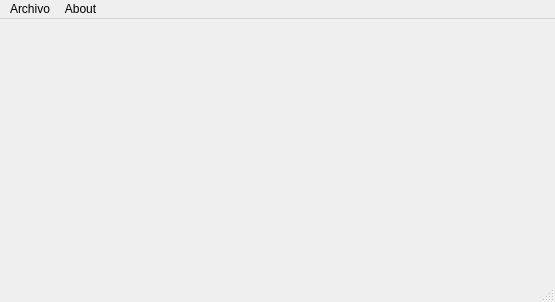
Above: UI/mainWindows.ui from acs-um/mp3TagEditor before the change. Below: the same form after it.
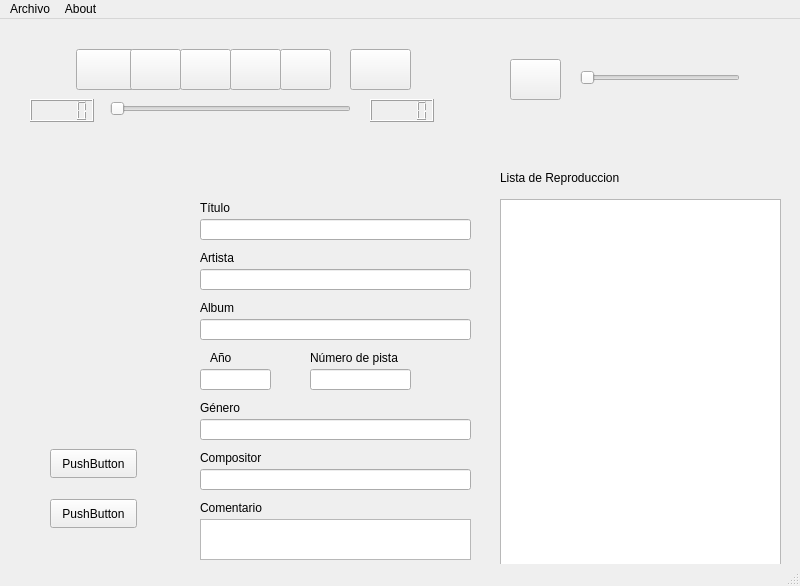
That is the form after the change. Icons and pictures are not drawn.

Patch:
```diff
--- a/UI/mainWindows.ui
+++ b/UI/mainWindows.ui
@@ -6,20 +6,521 @@
    <rect>
     <x>0</x>
     <y>0</y>
-    <width>555</width>
-    <height>302</height>
+    <width>800</width>
+    <height>586</height>
    </rect>
   </property>
+  <property name="maximumSize">
+   <size>
+    <width>16777215</width>
+    <height>16777115</height>
+   </size>
+  </property>
   <property name="windowTitle">
    <string>MainWindow</string>
   </property>
-  <widget class="QWidget" name="centralwidget"/>
+  <property name="iconSize">
+   <size>
+    <width>32</width>
+    <height>32</height>
+   </size>
+  </property>
+  <widget class="QWidget" name="centralwidget">
+   <widget class="QPushButton" name="btnPrev">
+    <property name="geometry">
+     <rect>
+      <x>76</x>
+      <y>30</y>
+      <width>61</width>
+      <height>41</height>
+     </rect>
+    </property>
+    <property name="text">
+     <string/>
+    </property>
+    <property name="icon">
+     <iconset resource="images.qrc">
+      <normaloff>:/iconos/images/media-skip-forward-rtl.png</normaloff>:/iconos/images/media-skip-forward-rtl.png</iconset>
+    </property>
+    <property name="iconSize">
+     <size>
+      <width>32</width>
+      <height>32</height>
+     </size>
+    </property>
+   </widget>
+   <widget class="QPushButton" name="btnPlay">
+    <property name="geometry">
+     <rect>
+      <x>130</x>
+      <y>30</y>
+      <width>51</width>
+      <height>41</height>
+     </rect>
+    </property>
+    <property name="text">
+     <string/>
+    </property>
+    <property name="icon">
+     <iconset resource="images.qrc">
+      <normaloff>:/iconos/images/media-playback-start.png</normaloff>:/iconos/images/media-playback-start.png</iconset>
+    </property>
+    <property name="iconSize">
+     <size>
+      <width>32</width>
+      <height>32</height>
+     </size>
+    </property>
+   </widget>
+   <widget class="QPushButton" name="btnNext">
+    <property name="geometry">
+     <rect>
+      <x>280</x>
+      <y>30</y>
+      <width>51</width>
+      <height>41</height>
+     </rect>
+    </property>
+    <property name="text">
+     <string/>
+    </property>
+    <property name="icon">
+     <iconset resource="images.qrc">
+      <normaloff>:/iconos/images/media-skip-forward.png</normaloff>:/iconos/images/media-skip-forward.png</iconset>
+    </property>
+    <property name="iconSize">
+     <size>
+      <width>32</width>
+      <height>32</height>
+     </size>
+    </property>
+   </widget>
+   <widget class="QPushButton" name="btnPause">
+    <property name="geometry">
+     <rect>
+      <x>180</x>
+      <y>30</y>
+      <width>51</width>
+      <height>41</height>
+     </rect>
+    </property>
+    <property name="text">
+     <string/>
+    </property>
+    <property name="icon">
+     <iconset resource="images.qrc">
+      <normaloff>:/iconos/images/media-playback-pause.png</normaloff>:/iconos/images/media-playback-pause.png</iconset>
+    </property>
+    <property name="iconSize">
+     <size>
+      <width>32</width>
+      <height>32</height>
+     </size>
+    </property>
+   </widget>
+   <widget class="QPushButton" name="btnRandom">
+    <property name="geometry">
+     <rect>
+      <x>350</x>
+      <y>30</y>
+      <width>61</width>
+      <height>41</height>
+     </rect>
+    </property>
+    <property name="text">
+     <string/>
+    </property>
+    <property name="icon">
+     <iconset resource="images.qrc">
+      <normaloff>:/iconos/images/media-playlist-shuffle.png</normaloff>:/iconos/images/media-playlist-shuffle.png</iconset>
+    </property>
+    <property name="iconSize">
+     <size>
+      <width>32</width>
+      <height>32</height>
+     </size>
+    </property>
+   </widget>
+   <widget class="QLCDNumber" name="lcdCurrentTime">
+    <property name="geometry">
+     <rect>
+      <x>30</x>
+      <y>80</y>
+      <width>64</width>
+      <height>23</height>
+     </rect>
+    </property>
+   </widget>
+   <widget class="QLCDNumber" name="lcdDuration">
+    <property name="geometry">
+     <rect>
+      <x>370</x>
+      <y>80</y>
+      <width>64</width>
+      <height>23</height>
+     </rect>
+    </property>
+   </widget>
+   <widget class="QSlider" name="progressTimeBar">
+    <property name="geometry">
+     <rect>
+      <x>110</x>
+      <y>80</y>
+      <width>241</width>
+      <height>20</height>
+     </rect>
+    </property>
+    <property name="orientation">
+     <enum>Qt::Horizontal</enum>
+    </property>
+   </widget>
+   <widget class="QPushButton" name="btnVolume">
+    <property name="geometry">
+     <rect>
+      <x>510</x>
+      <y>40</y>
+      <width>51</width>
+      <height>41</height>
+     </rect>
+    </property>
+    <property name="text">
+     <string/>
+    </property>
+    <property name="icon">
+     <iconset resource="images.qrc">
+      <normaloff>:/iconos/images/audio-volume-medium.png</normaloff>:/iconos/images/audio-volume-medium.png</iconset>
+    </property>
+    <property name="iconSize">
+     <size>
+      <width>32</width>
+      <height>32</height>
+     </size>
+    </property>
+   </widget>
+   <widget class="QListWidget" name="listWidget">
+    <property name="geometry">
+     <rect>
+      <x>500</x>
+      <y>180</y>
+      <width>281</width>
+      <height>381</height>
+     </rect>
+    </property>
+   </widget>
+   <widget class="QLabel" name="lblListTitle">
+    <property name="geometry">
+     <rect>
+      <x>500</x>
+      <y>150</y>
+      <width>131</width>
+      <height>17</height>
+     </rect>
+    </property>
+    <property name="text">
+     <string>Lista de Reproduccion</string>
+    </property>
+   </widget>
+   <widget class="QLabel" name="imgCover">
+    <property name="geometry">
+     <rect>
+      <x>20</x>
+      <y>180</y>
+      <width>141</width>
+      <height>121</height>
+     </rect>
+    </property>
+    <property name="text">
+     <string/>
+    </property>
+    <property name="pixmap">
+     <pixmap>../../../../../Imágenes/China_Jiuzhaigou_park_Parks_Lake_Mountains_Autumn_530368_1366x768.jpg</pixmap>
+    </property>
+   </widget>
+   <widget class="QLineEdit" name="titleEdit">
+    <property name="geometry">
+     <rect>
+      <x>200</x>
+      <y>200</y>
+      <width>271</width>
+      <height>21</height>
+     </rect>
+    </property>
+   </widget>
+   <widget class="QLineEdit" name="artistEdit">
+    <property name="geometry">
+     <rect>
+      <x>200</x>
+      <y>250</y>
+      <width>271</width>
+      <height>21</height>
+     </rect>
+    </property>
+   </widget>
+   <widget class="QLabel" name="lblTitle">
+    <property name="geometry">
+     <rect>
+      <x>200</x>
+      <y>180</y>
+      <width>54</width>
+      <height>17</height>
+     </rect>
+    </property>
+    <property name="text">
+     <string>Título</string>
+    </property>
+   </widget>
+   <widget class="QLabel" name="lblArtist">
+    <property name="geometry">
+     <rect>
+      <x>200</x>
+      <y>230</y>
+      <width>54</width>
+      <height>17</height>
+     </rect>
+    </property>
+    <property name="text">
+     <string>Artista</string>
+    </property>
+   </widget>
+   <widget class="QLabel" name="lblYear">
+    <property name="geometry">
+     <rect>
+      <x>210</x>
+      <y>330</y>
+      <width>54</width>
+      <height>17</height>
+     </rect>
+    </property>
+    <property name="text">
+     <string>Año</string>
+    </property>
+   </widget>
+   <widget class="QLineEdit" name="yearEdit">
+    <property name="geometry">
+     <rect>
+      <x>200</x>
+      <y>350</y>
+      <width>71</width>
+      <height>21</height>
+     </rect>
+    </property>
+   </widget>
+   <widget class="QLabel" name="lblAlbum">
+    <property name="geometry">
+     <rect>
+      <x>200</x>
+      <y>280</y>
+      <width>54</width>
+      <height>17</height>
+     </rect>
+    </property>
+    <property name="text">
+     <string>Album</string>
+    </property>
+   </widget>
+   <widget class="QLineEdit" name="albumEdit">
+    <property name="geometry">
+     <rect>
+      <x>200</x>
+      <y>300</y>
+      <width>271</width>
+      <height>21</height>
+     </rect>
+    </property>
+   </widget>
+   <widget class="QLabel" name="lblComposer">
+    <property name="geometry">
+     <rect>
+      <x>200</x>
+      <y>430</y>
+      <width>71</width>
+      <height>17</height>
+     </rect>
+    </property>
+    <property name="text">
+     <string>Compositor</string>
+    </property>
+   </widget>
+   <widget class="QLabel" name="lblGenre">
+    <property name="geometry">
+     <rect>
+      <x>200</x>
+      <y>380</y>
+      <width>54</width>
+      <height>17</height>
+     </rect>
+    </property>
+    <property name="text">
+     <string>Género</string>
+    </property>
+   </widget>
+   <widget class="QLabel" name="lblComment">
+    <property name="geometry">
+     <rect>
+      <x>200</x>
+      <y>480</y>
+      <width>71</width>
+      <height>17</height>
+     </rect>
+    </property>
+    <property name="text">
+     <string>Comentario</string>
+    </property>
+   </widget>
+   <widget class="QLineEdit" name="genreEdit">
+    <property name="geometry">
+     <rect>
+      <x>200</x>
+      <y>400</y>
+      <width>271</width>
+      <height>21</height>
+     </rect>
+    </property>
+   </widget>
+   <widget class="QLineEdit" name="composerEdit">
+    <property name="geometry">
+     <rect>
+      <x>200</x>
+      <y>450</y>
+      <width>271</width>
+      <height>21</height>
+     </rect>
+    </property>
+   </widget>
+   <widget class="QPushButton" name="btnEdit">
+    <property name="geometry">
+     <rect>
+      <x>50</x>
+      <y>430</y>
+      <width>87</width>
+      <height>29</height>
+     </rect>
+    </property>
+    <property name="text">
+     <string>PushButton</string>
+    </property>
+   </widget>
+   <widget class="QPushButton" name="btnSave">
+    <property name="geometry">
+     <rect>
+      <x>50</x>
+      <y>480</y>
+      <width>87</width>
+      <height>29</height>
+     </rect>
+    </property>
+    <property name="text">
+     <string>PushButton</string>
+    </property>
+   </widget>
+   <widget class="QTextEdit" name="commentEdit">
+    <property name="geometry">
+     <rect>
+      <x>200</x>
+      <y>500</y>
+      <width>271</width>
+      <height>41</height>
+     </rect>
+    </property>
+   </widget>
+   <widget class="QLineEdit" name="trackEdit">
+    <property name="geometry">
+     <rect>
+      <x>310</x>
+      <y>350</y>
+      <width>101</width>
+      <height>21</height>
+     </rect>
+    </property>
+   </widget>
+   <widget class="QLabel" name="lblTrack">
+    <property name="geometry">
+     <rect>
+      <x>310</x>
+      <y>330</y>
+      <width>101</width>
+      <height>17</height>
+     </rect>
+    </property>
+    <property name="text">
+     <string>Número de pista</string>
+    </property>
+   </widget>
+   <widget class="QPushButton" name="btnStop">
+    <property name="geometry">
+     <rect>
+      <x>230</x>
+      <y>30</y>
+      <width>51</width>
+      <height>41</height>
+     </rect>
+    </property>
+    <property name="text">
+     <string/>
+    </property>
+    <property name="icon">
+     <iconset resource="images.qrc">
+      <normaloff>:/iconos/images/media-playback-stop.png</normaloff>:/iconos/images/media-playback-stop.png</iconset>
+    </property>
+    <property name="iconSize">
+     <size>
+      <width>32</width>
+      <height>32</height>
+     </size>
+    </property>
+   </widget>
+   <widget class="QSlider" name="volumeSlider">
+    <property name="geometry">
+     <rect>
+      <x>580</x>
+      <y>50</y>
+      <width>160</width>
+      <height>17</height>
+     </rect>
+    </property>
+    <property name="orientation">
+     <enum>Qt::Horizontal</enum>
+    </property>
+   </widget>
+   <zorder>btnPrev</zorder>
+   <zorder>btnPlay</zorder>
+   <zorder>btnNext</zorder>
+   <zorder>btnPause</zorder>
+   <zorder>btnRandom</zorder>
+   <zorder>lcdCurrentTime</zorder>
+   <zorder>lcdDuration</zorder>
+   <zorder>progressTimeBar</zorder>
+   <zorder>btnVolume</zorder>
+   <zorder>listWidget</zorder>
+   <zorder>imgCover</zorder>
+   <zorder>titleEdit</zorder>
+   <zorder>artistEdit</zorder>
+   <zorder>lblTitle</zorder>
+   <zorder>lblArtist</zorder>
+   <zorder>lblYear</zorder>
+   <zorder>yearEdit</zorder>
+   <zorder>lblAlbum</zorder>
+   <zorder>albumEdit</zorder>
+   <zorder>lblComposer</zorder>
+   <zorder>lblGenre</zorder>
+   <zorder>lblComment</zorder>
+   <zorder>genreEdit</zorder>
+   <zorder>composerEdit</zorder>
+   <zorder>lblListTitle</zorder>
+   <zorder>btnEdit</zorder>
+   <zorder>btnSave</zorder>
+   <zorder>commentEdit</zorder>
+   <zorder>trackEdit</zorder>
+   <zorder>lblTrack</zorder>
+   <zorder>btnStop</zorder>
+   <zorder>volumeSlider</zorder>
+  </widget>
   <widget class="QMenuBar" name="menubar">
    <property name="geometry">
     <rect>
      <x>0</x>
      <y>0</y>
-     <width>555</width>
+     <width>800</width>
      <height>23</height>
     </rect>
    </property>
```
Left out of the diff: 4 changed lines with no effect on the pictures.
